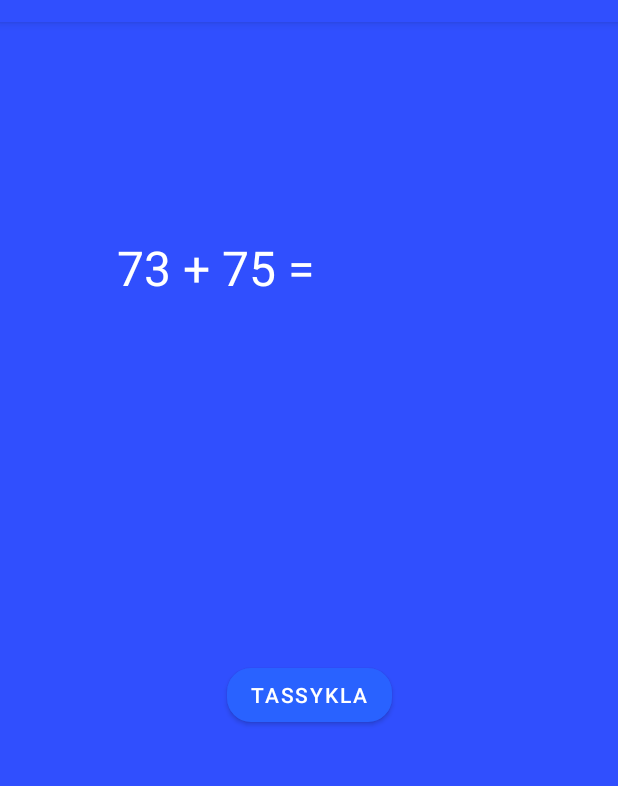
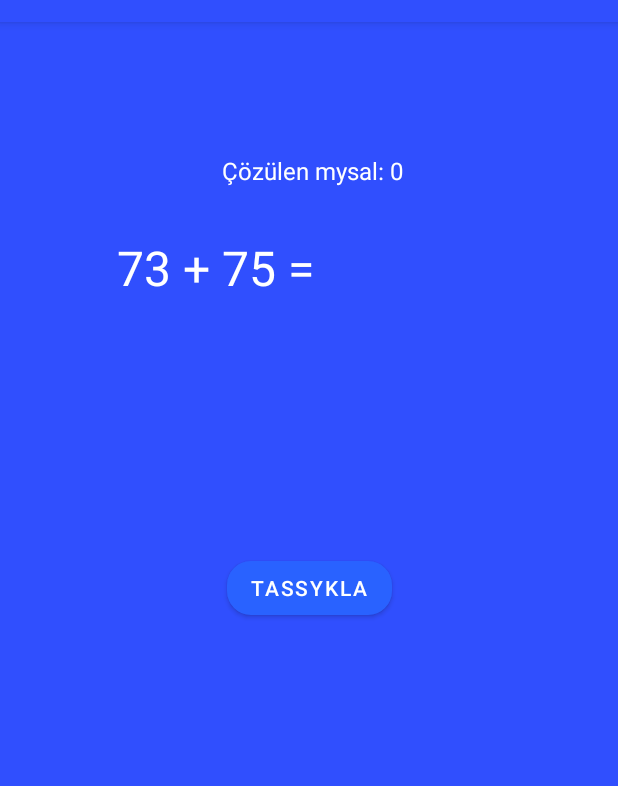
Before and after one commit to Didar99/SmartAlarmClock, an Android app: the screen it shows after launch (MathActivity), after a tap on an icon or button, on a phone screen of 412 x 824 dp, the part 62-848 px from its top. Run offline under Robolectric (Android 15) with nearby library versions, the phone set to English and light mode, and no system bars; 1 other tap on this screen came first.

Commit message:
The second commit

```diff
--- a/app/src/main/java/ne/iot/gulshatdiploma/AlarmReceiver2.java
+++ b/app/src/main/java/ne/iot/gulshatdiploma/AlarmReceiver2.java
@@ -5,7 +5,9 @@ import android.content.Context;
 import android.content.Intent;
 import android.media.MediaPlayer;
 import android.os.Build;
+import android.os.CountDownTimer;
 import android.os.Vibrator;
+import android.util.Log;
 import android.widget.Toast;
 
 import androidx.annotation.RequiresApi;
@@ -25,5 +27,6 @@ public class AlarmReceiver2 extends BroadcastReceiver {
 
         Intent myIntent = new Intent(context, QRCodeActivity.class);
         context.startActivity(myIntent);
+
     }
 }
--- a/app/src/main/java/ne/iot/gulshatdiploma/MainActivity.java
+++ b/app/src/main/java/ne/iot/gulshatdiploma/MainActivity.java
@@ -4,11 +4,10 @@ import androidx.annotation.RequiresApi;
 import androidx.appcompat.app.AppCompatActivity;
 import android.app.AlarmManager;
 import android.app.PendingIntent;
-import android.app.TimePickerDialog;
-import android.content.Context;
 import android.content.Intent;
 import android.os.Build;
 import android.os.Bundle;
+import android.os.SystemClock;
 import android.view.View;
 import android.widget.Button;
 import android.widget.ImageView;
@@ -30,10 +29,13 @@ public class MainActivity extends AppCompatActivity {
     View incLayout;
     String time_txt, time_txt2, time_txt3;
 
-
     TimePicker alarmTimePicker, alarmTimePicker2, alarmTimePicker3;
     PendingIntent pendingIntent, pendingIntent2, pendingIntent3;
     AlarmManager alarmManager, alarmManager2, alarmManager3;
+
+
+    private static final long INITIAL_ALARM_DELAY = 10 * 1000L;
+
 
     @RequiresApi(api = Build.VERSION_CODES.KITKAT)
     @Override
@@ -59,9 +61,9 @@ public class MainActivity extends AppCompatActivity {
         more3 = findViewById(R.id.more3);
         incLayout = findViewById(R.id.list);
 
-        alarmTimePicker = (TimePicker) findViewById(R.id.time_picker);
-        alarmTimePicker2 = (TimePicker) findViewById(R.id.time_picker2);
-        alarmTimePicker3 = (TimePicker) findViewById(R.id.time_picker3);
+        alarmTimePicker = findViewById(R.id.time_picker);
+        alarmTimePicker2 = findViewById(R.id.time_picker2);
+        alarmTimePicker3 = findViewById(R.id.time_picker3);
         alarmManager = (AlarmManager) getSystemService(ALARM_SERVICE);
         alarmManager2 = (AlarmManager) getSystemService(ALARM_SERVICE);
         alarmManager3 = (AlarmManager) getSystemService(ALARM_SERVICE);
@@ -92,6 +94,7 @@ public class MainActivity extends AppCompatActivity {
 //        } else if (state_sw3 == 0) {
 //            sw3.setChecked(false);
 //        }
+
 
         time.setOnClickListener(v -> {
             alarmTimePicker.setVisibility(View.VISIBLE);
@@ -130,6 +133,7 @@ public class MainActivity extends AppCompatActivity {
 
         });
 
+
         more.setOnClickListener(v -> startActivity(new Intent(getApplicationContext(), MathActivity.class)));
         more2.setOnClickListener(v -> startActivity(new Intent(getApplicationContext(), QRCodeActivity.class)));
         more3.setOnClickListener(v -> startActivity(new Intent(getApplicationContext(), ShakeActivity.class)));
@@ -153,6 +157,11 @@ public class MainActivity extends AppCompatActivity {
                 }
                 // Alarm rings continuously until toggle button is turned off
                 alarmManager.setExact(AlarmManager.RTC_WAKEUP, time, pendingIntent);
+                alarmManager.setRepeating(AlarmManager.ELAPSED_REALTIME, SystemClock.elapsedRealtime() + INITIAL_ALARM_DELAY, 10*1000, pendingIntent);
+
+
+//                alarmManager.setRepeating(AlarmManager.RTC_WAKEUP, time, 5*1000, pendingIntent);
+
                 // alarmManager.set(AlarmManager.RTC_WAKEUP, System.currentTimeMillis() + (time * 1000), pendingIntent);
                 PrefConfig.saveSW(getApplicationContext(), 1);
             } else {
@@ -191,6 +200,10 @@ public class MainActivity extends AppCompatActivity {
                 }
                 // Alarm rings continuously until toggle button is turned off
                 alarmManager2.setExact(AlarmManager.RTC_WAKEUP, time, pendingIntent2);
+                alarmManager2.setRepeating(AlarmManager.ELAPSED_REALTIME, SystemClock.elapsedRealtime() + INITIAL_ALARM_DELAY, 10*1000, pendingIntent2);
+//                alarmManager2.setRepeating(AlarmManager.ELAPSED_REALTIME, time, 60*1000, pendingIntent2);
+
+
                 // alarmManager.set(AlarmManager.RTC_WAKEUP, System.currentTimeMillis() + (time * 1000), pendingIntent);
                 PrefConfig.saveSW2(getApplicationContext(), 1);
             } else {
@@ -220,6 +233,8 @@ public class MainActivity extends AppCompatActivity {
                 }
                 // Alarm rings continuously until toggle button is turned off
                 alarmManager3.setExact(AlarmManager.RTC_WAKEUP, time, pendingIntent3);
+                alarmManager3.setRepeating(AlarmManager.ELAPSED_REALTIME, SystemClock.elapsedRealtime() + INITIAL_ALARM_DELAY, 10*1000, pendingIntent3);
+
                 // alarmManager.set(AlarmManager.RTC_WAKEUP, System.currentTimeMillis() + (time * 1000), pendingIntent);
                 PrefConfig.saveSW3(getApplicationContext(), 1);
             } else {
--- a/app/src/main/java/ne/iot/gulshatdiploma/MathActivity.java
+++ b/app/src/main/java/ne/iot/gulshatdiploma/MathActivity.java
@@ -34,6 +34,7 @@ public class MathActivity extends AppCompatActivity {
     String result;
     MediaPlayer mp;
     boolean detected = false;
+    int currentStreak;
 
     @Override
     protected void onCreate(Bundle savedInstanceState) {
@@ -46,7 +47,7 @@ public class MathActivity extends AppCompatActivity {
 
         userInput = findViewById(R.id.userInput);
         displayResult = findViewById(R.id.displayResult);
-//        displayStreak = findViewById(R.id.displayStreak);
+        displayStreak = findViewById(R.id.displayStreak);
 
 
         mp= MediaPlayer.create(getApplicationContext(), R.raw.alarm);
@@ -63,7 +64,7 @@ public class MathActivity extends AppCompatActivity {
         quizzer = new QuizLogic();
         showNewEquation(quizzer);
 
-//        displayStreak.setText("Current Streak: 0");
+        displayStreak.setText("Çözülen mysal: 0");
 
         final Handler handler = new Handler(Looper.getMainLooper());
 
@@ -77,17 +78,21 @@ public class MathActivity extends AppCompatActivity {
                 if (result.equals("Correct")) {
                     displayResult.setText("Dogry!");
 
-                    mp.stop();
-                    mp.release();
-                    PrefConfig.saveSW(getApplicationContext(), 0);
-                    finish();
+
+                    if (currentStreak == 2) {
+                        mp.stop();
+                        mp.release();
+                        PrefConfig.saveSW(getApplicationContext(), 0);
+                        finish();
+                    }
+
                 } else {
                     String solution = ": ".concat(Long.toString(quizzer.getSolution()));
                     displayResult.setText("Ýalňyş! " +solution);
                 }
 
-                int currentStreak = quizzer.getStreak();
-//                displayStreak.setText("Current Streak: ".concat(String.valueOf(currentStreak)));
+                currentStreak = quizzer.getStreak();
+                displayStreak.setText("Çözülen mysal: ".concat(String.valueOf(currentStreak)));
 
                 handler.post(new Runnable() {
                     @Override
--- a/app/src/main/java/ne/iot/gulshatdiploma/QuizLogic.java
+++ b/app/src/main/java/ne/iot/gulshatdiploma/QuizLogic.java
@@ -1,4 +1,6 @@
 package ne.iot.gulshatdiploma;
+
+import java.util.Random;
 
 public class QuizLogic {
     String equation;
@@ -9,13 +11,18 @@ public class QuizLogic {
         long num1 = Math.round(Math.random() * 100);
         long num2 = Math.round(Math.random() * 100);
 
-        String[] operators = {"+", "-"};
+        final int random = new Random().nextInt(11) + 10; // [0, 60] + 20 => [20, 80]
+        long num3 = random;
+        long num4 = random;
+
+        String[] operators = {"+", "*"};
         String operator = operators[ (int) Math.round(Math.random())];
 
         if (operator.equals("+")) {
             solution = num1 + num2;
-        } else {
-            solution = num1 - num2;
+        }
+        else {
+            solution = num3 * num4;
         }
 
         equation = String.format("%s %s %s", num1, operator, num2);
--- a/app/src/main/res/layout/activity_math.xml
+++ b/app/src/main/res/layout/activity_math.xml
@@ -28,13 +28,13 @@
         android:layout_width="wrap_content"
         android:layout_height="wrap_content"
         android:text="Tassykla"
+        app:backgroundTint="#2962FF"
         app:cornerRadius="16dp"
-        app:backgroundTint="#2962FF"
         app:layout_constraintBottom_toBottomOf="parent"
         app:layout_constraintEnd_toEndOf="parent"
         app:layout_constraintStart_toStartOf="parent"
-        app:layout_constraintTop_toTopOf="parent"
-        app:layout_constraintVertical_bias="0.59000003" />
+        app:layout_constraintTop_toBottomOf="@+id/displayResult"
+        app:layout_constraintVertical_bias="0.13999999" />
 
     <TextView
         android:id="@+id/equationText"
@@ -56,12 +56,25 @@
         android:layout_width="wrap_content"
         android:layout_height="wrap_content"
         android:gravity="center"
+        android:textColor="@color/white"
         android:textSize="32sp"
-        android:textColor="@color/white"
         app:layout_constraintBottom_toBottomOf="parent"
         app:layout_constraintEnd_toEndOf="parent"
         app:layout_constraintStart_toStartOf="parent"
         app:layout_constraintTop_toBottomOf="@+id/equationText"
-        app:layout_constraintVertical_bias="0.25" />
+        app:layout_constraintVertical_bias="0.120000005" />
+
+    <TextView
+        android:id="@+id/displayStreak"
+        android:layout_width="wrap_content"
+        android:layout_height="wrap_content"
+        android:layout_marginBottom="32dp"
+        android:text=""
+        android:textColor="@color/white"
+        android:textSize="16sp"
+        app:layout_constraintBottom_toTopOf="@+id/userInput"
+        app:layout_constraintEnd_toEndOf="parent"
+        app:layout_constraintHorizontal_bias="0.509"
+        app:layout_constraintStart_toStartOf="parent" />
 
 </androidx.constraintlayout.widget.ConstraintLayout>
```
